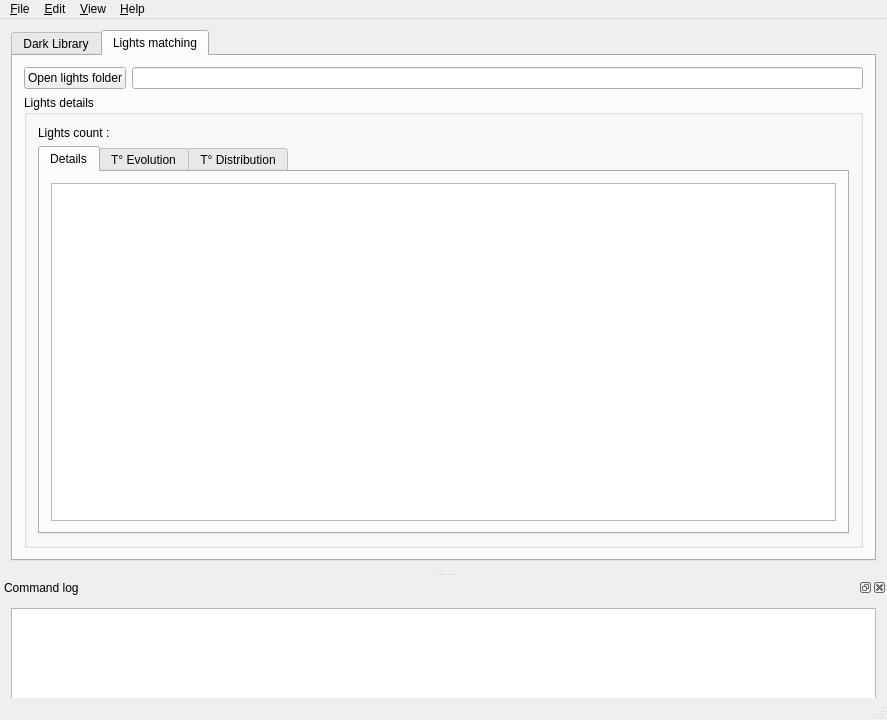
deufrai/astrawdark-src, file src/gui/forms/mainWindow.ui: the form before one commit.
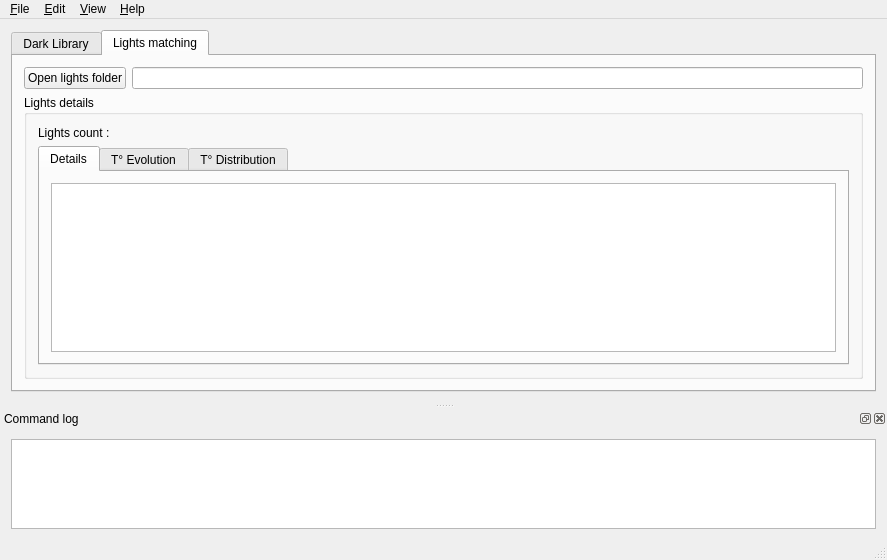
The form after the commit. Icons and pictures are not drawn. Custom widgets are drawn as their Qt base class.

Commit message: Fixed ARD-103: command log display minimum size fits container

```diff
--- a/src/gui/forms/mainWindow.ui
+++ b/src/gui/forms/mainWindow.ui
@@ -7,7 +7,7 @@
     <x>0</x>
     <y>0</y>
     <width>887</width>
-    <height>720</height>
+    <height>560</height>
    </rect>
   </property>
   <property name="windowTitle">
@@ -333,7 +333,7 @@
    <property name="minimumSize">
     <size>
      <width>102</width>
-     <height>120</height>
+     <height>129</height>
     </size>
    </property>
    <property name="baseSize">
@@ -358,7 +358,7 @@
     <property name="minimumSize">
      <size>
       <width>0</width>
-      <height>101</height>
+      <height>110</height>
      </size>
     </property>
     <layout class="QVBoxLayout" name="verticalLayout2">
@@ -373,7 +373,7 @@
        <property name="minimumSize">
         <size>
          <width>0</width>
-         <height>100</height>
+         <height>90</height>
         </size>
        </property>
        <property name="maximumSize">
```
